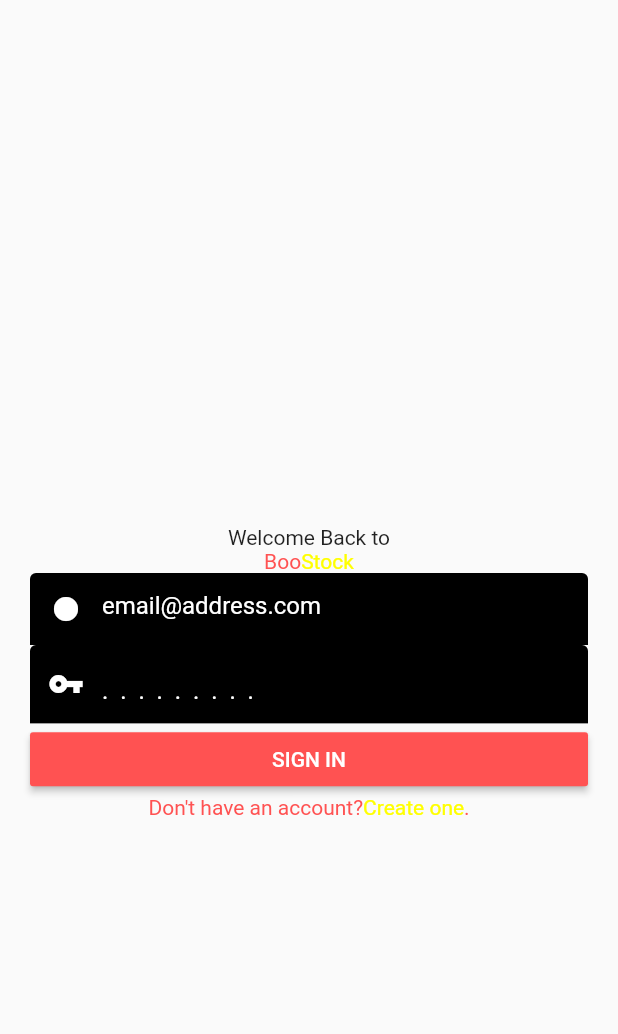
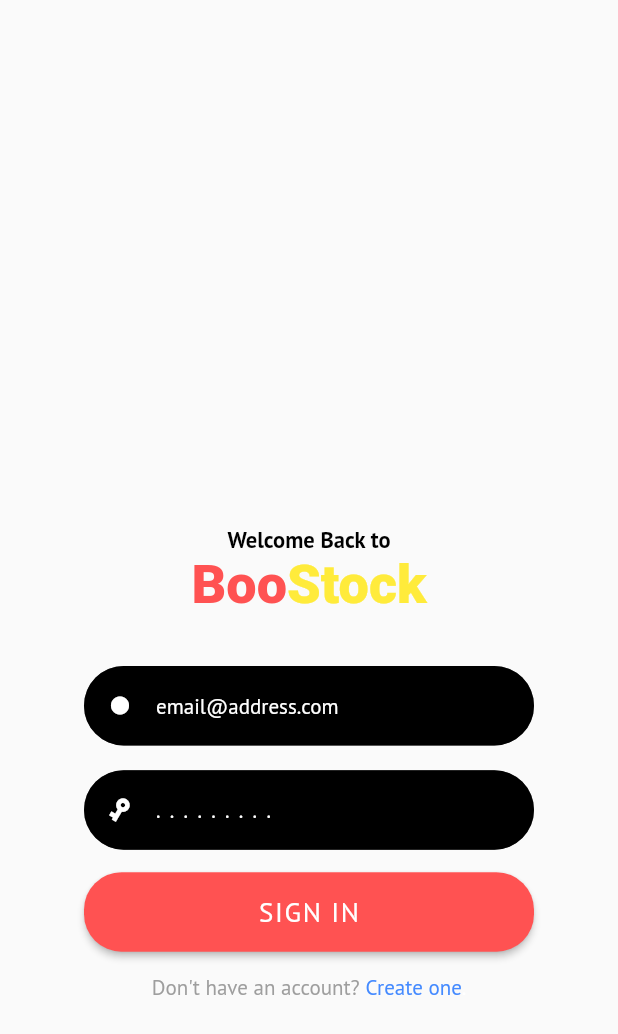
Before and after one commit to dev-aminmo/login_design001, a Flutter app: the screen it shows after launch, on a phone screen of 412 x 824 dp. Shown: the top 1034 px of the screen. Run offline on Flutter 3.47's test engine with Material 2 defaults, Android fonts, the phone set to English and light mode, and no system bars; our stand-ins replace google_fonts.

```diff
--- a/lib/login_screen.dart
+++ b/lib/login_screen.dart
@@ -1,5 +1,6 @@
 import 'package:flutter/cupertino.dart';
 import 'package:flutter/material.dart';
+import 'package:google_fonts/google_fonts.dart';
 
 class LoginScreen extends StatefulWidget {
   @override
@@ -20,7 +21,7 @@ class _LoginScreenState extends State<LoginScreen>
       vsync: this,
       duration: Duration(milliseconds: 300),
     );
-    _animation = Tween<double>(begin: 350, end: 50).animate(_controller)
+    _animation = Tween<double>(begin: 350, end: 80).animate(_controller)
       ..addListener(() {
         setState(() {});
       });
@@ -59,6 +60,7 @@ class _LoginScreenState extends State<LoginScreen>
         FocusScope.of(context).requestFocus(FocusNode());
       },
       child: Container(
+        width: double.infinity,
         child: Column(
           children: [
             SizedBox(
@@ -72,41 +74,57 @@ class _LoginScreenState extends State<LoginScreen>
               child: Form(
                 child: Column(
                   children: [
-                    Text('Welcome Back to'),
+                    Text(
+                      'Welcome Back to',
+                      style: _ptSans(Colors.black, 15)
+                          .copyWith(fontWeight: FontWeight.w700),
+                    ),
                     RichText(
                       text: TextSpan(children: [
                         TextSpan(
-                            text: 'Boo',
-                            style: TextStyle(color: Colors.redAccent)),
+                            text: 'Boo', style: _robotoStyle(Colors.redAccent)),
                         TextSpan(
-                            text: 'Stock',
-                            style: TextStyle(color: Colors.yellowAccent))
+                            text: 'Stock', style: _robotoStyle(Colors.yellow))
                       ]),
                     ),
-                    TextFormField(
+                    SizedBox(
+                      height: mediaQuery.size.height * 0.04,
+                    ),
+                    Container(
+                      width: 300,
+                      child: TextFormField(
                         focusNode: _focusEmail,
                         keyboardType: TextInputType.emailAddress,
-                      style: TextStyle(color: Colors.white),
-                      decoration: InputDecoration(
-                          prefixIcon: Icon(
+                        style: _ptSans(Colors.white, 16),
+                        decoration: _inputDecoration(
+                            Icon(
                               Icons.fiber_manual_record,
                               color: Colors.white,
                             ),
-                          hintText: 'email@address.com',
-                          hintStyle: TextStyle(color: Colors.white),
-                          fillColor: Colors.black,
-                          filled: true),
+                            'email@address.com'),
                       ),
-                    TextFormField(
+                    ),
+                    SizedBox(
+                      height: mediaQuery.size.height * 0.02,
+                    ),
+                    Container(
+                      width: 300,
+                      child: TextFormField(
                         focusNode: _focusPassword,
                         obscureText: _obscureText,
-                      style: TextStyle(color: Colors.white),
-                      decoration: InputDecoration(
-                          prefixIcon: Icon(
+                        style: _ptSans(Colors.white, 16),
+                        decoration: _inputDecoration(
+                          Transform.rotate(
+                            angle: 2.1,
+                            child: Icon(
                               Icons.vpn_key,
                               color: Colors.white,
                             ),
-                          suffix: GestureDetector(
+                          ),
+                          '.  .  .  .  .  .  .  .  .',
+                          suffix: Transform.translate(
+                            offset: Offset(0, 3),
+                            child: GestureDetector(
                                 onTap: () {
                                   setState(() {
                                     _obscureText = !_obscureText;
@@ -120,34 +138,43 @@ class _LoginScreenState extends State<LoginScreen>
                                 child: Icon(
                                   _iconData,
                                   color: Colors.white,
+                                  size: 16,
                                 )),
-                          hintText: '.  .  .  .  .  .  .  .  .',
-                          hintStyle: TextStyle(color: Colors.white),
-                          fillColor: Colors.black,
-                          filled: true),
+                          ),
+                        ),
+                      ),
                     ),
                     Container(
-                      width: double.infinity,
+                      width: 300,
+                      padding: EdgeInsets.symmetric(vertical: 15),
                       child: RaisedButton(
+                        shape: RoundedRectangleBorder(
+                            borderRadius: BorderRadius.circular(25)),
+                        padding: EdgeInsets.symmetric(vertical: 15),
                         color: Colors.redAccent,
-                        child: Text(
-                          'SIGN IN',
-                          style: TextStyle(color: Colors.white),
-                        ),
+                        child: Text('SIGN IN',
+                            style: _ptSans(Colors.white, 18)
+                                .copyWith(letterSpacing: 1.1)),
                         onPressed: () {},
                       ),
                     ),
                     RichText(
                       text: TextSpan(children: [
                         TextSpan(
-                            text: "Don't have an account?",
-                            style: TextStyle(color: Colors.redAccent)),
+                          text: "Don't have an account? ",
+                          style: GoogleFonts.ptSans(
+                              fontWeight: FontWeight.w400, color: Colors.grey),
+                        ),
                         TextSpan(
                             text: 'Create one',
-                            style: TextStyle(color: Colors.yellowAccent)),
+                            style: GoogleFonts.ptSans(
+                                fontWeight: FontWeight.w400,
+                                color: Colors.blueAccent)),
                         TextSpan(
                             text: '.',
-                            style: TextStyle(color: Colors.redAccent))
+                            style: GoogleFonts.ptSans(
+                                fontWeight: FontWeight.w400,
+                                color: Colors.white))
                       ]),
                     ),
                   ],
@@ -159,4 +186,26 @@ class _LoginScreenState extends State<LoginScreen>
       ),
     );
   }
+
+  _inputDecoration(Widget icon, String hint, {Widget suffix = null}) {
+    return InputDecoration(
+        suffix: suffix,
+        isDense: true,
+        contentPadding: EdgeInsets.symmetric(vertical: 16, horizontal: 16),
+        border: OutlineInputBorder(
+          borderRadius: const BorderRadius.all(
+            const Radius.circular(30.0),
+          ),
+        ),
+        prefixIcon: icon,
+        hintText: hint,
+        hintStyle: _ptSans(Colors.white, 14),
+        fillColor: Colors.black,
+        filled: true);
   }
+
+  TextStyle _robotoStyle(Color color) => GoogleFonts.roboto(
+      fontWeight: FontWeight.w900, color: color, fontSize: 36);
+  TextStyle _ptSans(Color color, double fontSize) => GoogleFonts.ptSans(
+      fontWeight: FontWeight.w400, color: color, fontSize: fontSize);
+}
--- a/pubspec.yaml
+++ b/pubspec.yaml
@@ -28,6 +28,7 @@ dependencies:
   # The following adds the Cupertino Icons font to your application.
   # Use with the CupertinoIcons class for iOS style icons.
   cupertino_icons: ^0.1.3
+  google_fonts: ^1.1.0
 
 dev_dependencies:
   flutter_test:
```
Also changed, not shown: pubspec.lock. Lines whose indentation alone changed are shown as unchanged.
